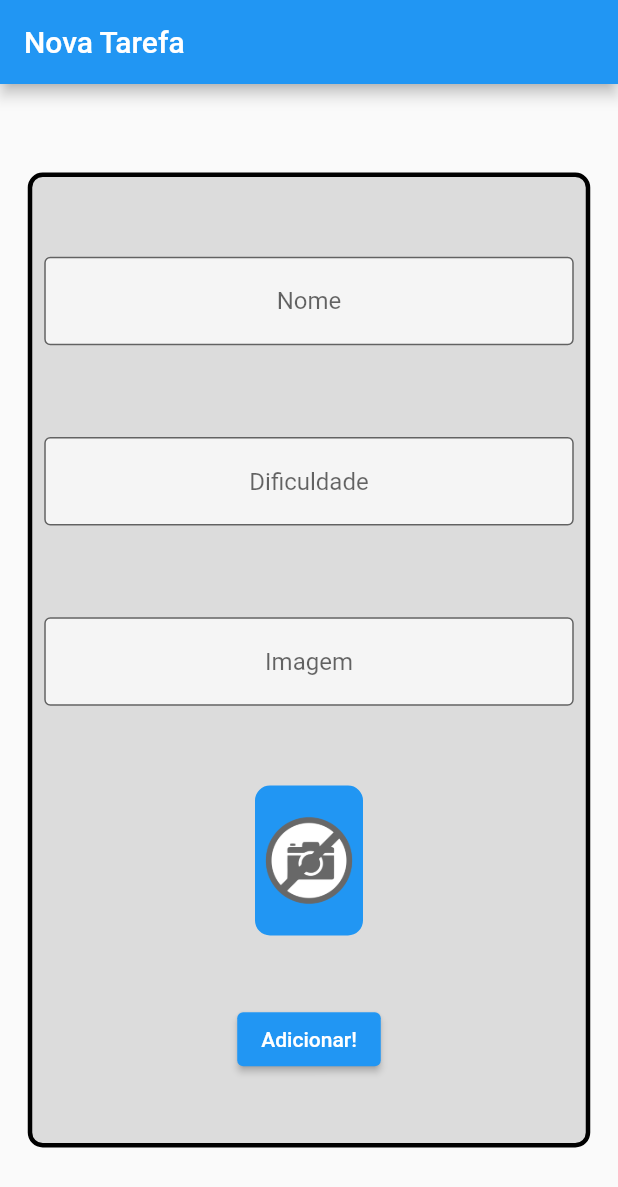
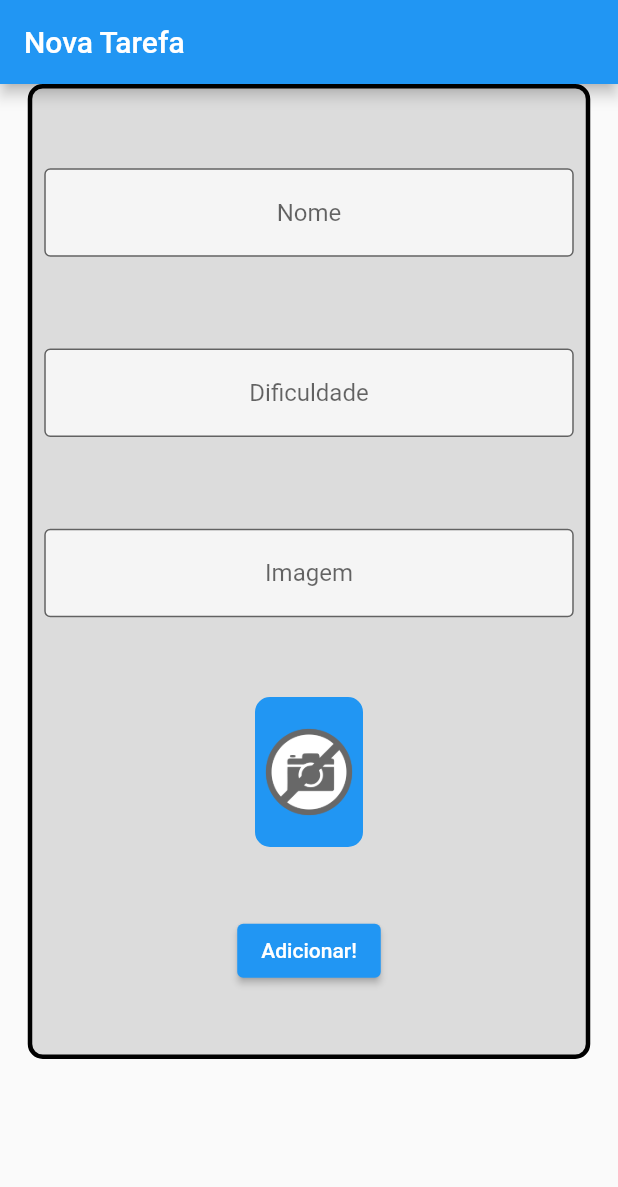
Before and after one commit to TallysWiterF/TaskApp, a Flutter app: the screen it shows after launch, on a phone screen of 412 x 824 dp. Shown: the top 1187 px of the screen. Run offline on Flutter 3.47's test engine with Material 3 defaults, Android fonts, the phone set to English and light mode, and no system bars; network calls fail.

```diff
--- a/lib/screens/form_screen.dart
+++ b/lib/screens/form_screen.dart
@@ -15,7 +15,8 @@ class _FormScreenState extends State<FormScreen> {
   Widget build(BuildContext context) {
     return Scaffold(
       appBar: AppBar(title: const Text('Nova Tarefa')),
-      body: Center(
+      body: SingleChildScrollView(
+        child: Center(
           child: Container(
             height: 650,
             width: 375,
@@ -33,6 +34,7 @@ class _FormScreenState extends State<FormScreen> {
                     child: TextFormField(
                       controller: nameController,
                       textAlign: TextAlign.center,
+                      keyboardType: TextInputType.name,
                       decoration: const InputDecoration(
                           border: OutlineInputBorder(),
                           hintText: 'Nome',
@@ -44,6 +46,7 @@ class _FormScreenState extends State<FormScreen> {
                     padding: const EdgeInsets.all(8.0),
                     child: TextFormField(
                       controller: difficultyController,
+                      keyboardType: TextInputType.number,
                       textAlign: TextAlign.center,
                       decoration: const InputDecoration(
                           border: OutlineInputBorder(),
@@ -60,6 +63,7 @@ class _FormScreenState extends State<FormScreen> {
                       },
                       controller: imageController,
                       textAlign: TextAlign.center,
+                      keyboardType: TextInputType.url,
                       decoration: const InputDecoration(
                           border: OutlineInputBorder(),
                           hintText: 'Imagem',
@@ -91,6 +95,7 @@ class _FormScreenState extends State<FormScreen> {
                 ]),
           ),
         ),
+      ),
     );
   }
 }
```
Lines whose indentation alone changed are shown as unchanged.
